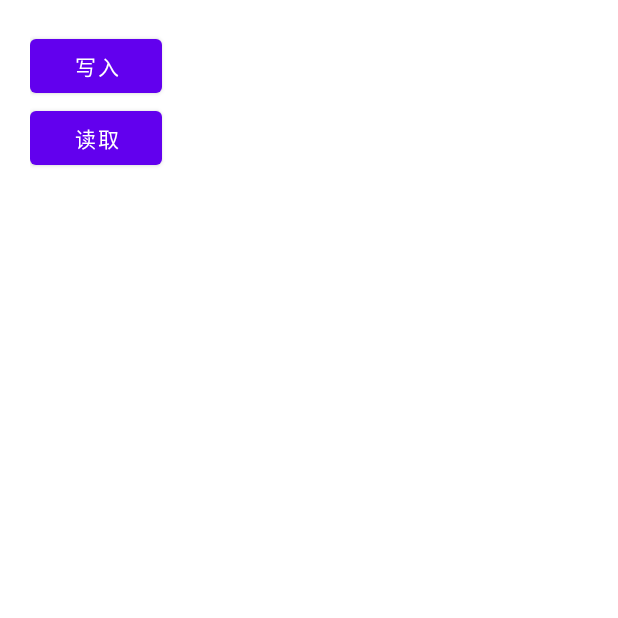
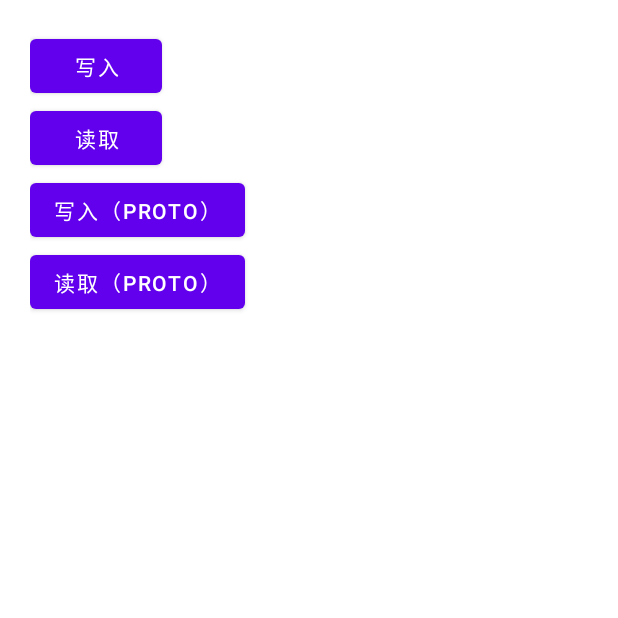
Before and after one commit to Bloodsoul121/JetpackDemo, an Android app: the DataStoreActivity screen opened directly, with no data from a screen before it, on a phone screen of 412 x 824 dp, the top half of it. Run offline under Robolectric (Android 15) with nearby library versions, the phone set to English and light mode, and no system bars.

Commit message:
commit Proto DataStore 配置好麻烦呀

```diff
--- a/app/src/main/res/layout/activity_data_store.xml
+++ b/app/src/main/res/layout/activity_data_store.xml
@@ -19,4 +19,16 @@
         android:layout_height="wrap_content"
         android:text="读取" />
 
+    <Button
+        android:id="@+id/write_proto"
+        android:layout_width="wrap_content"
+        android:layout_height="wrap_content"
+        android:text="写入（proto）" />
+
+    <Button
+        android:id="@+id/read_proto"
+        android:layout_width="wrap_content"
+        android:layout_height="wrap_content"
+        android:text="读取（proto）" />
+
 </LinearLayout>
--- a/build.gradle
+++ b/build.gradle
@@ -13,6 +13,7 @@ buildscript {
         // in the individual module build.gradle files
 
         classpath "androidx.navigation:navigation-safe-args-gradle-plugin:2.3.2"
+        classpath 'com.google.protobuf:protobuf-gradle-plugin:0.8.8'
     }
 }
 
```
Also changed, not shown: app/build.gradle (+32 -1 lines), app/src/main/java/com/blood/jetpackdemo/activity/DataStoreActivity.kt (+23 -0 lines), app/src/main/java/com/blood/jetpackdemo/database/UserPreferencesSerializer.kt (added, +19 -0 lines), 1 other file.
